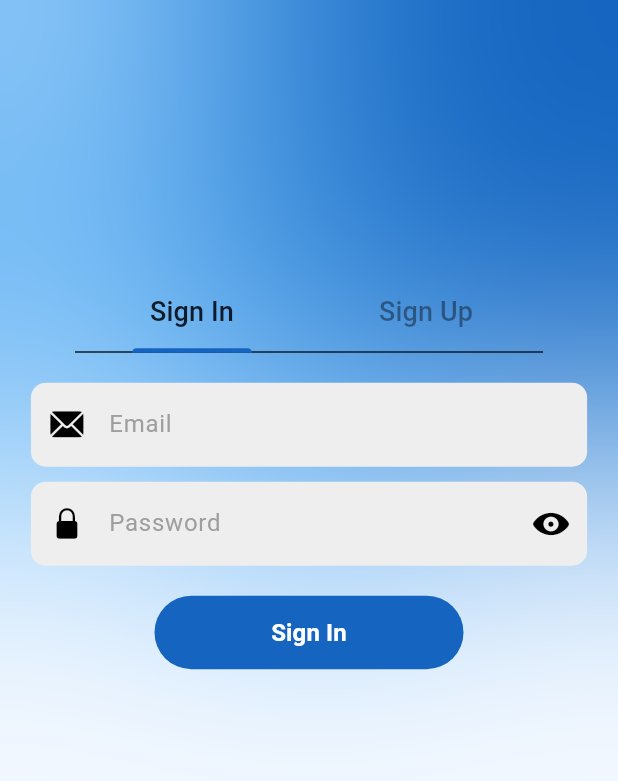
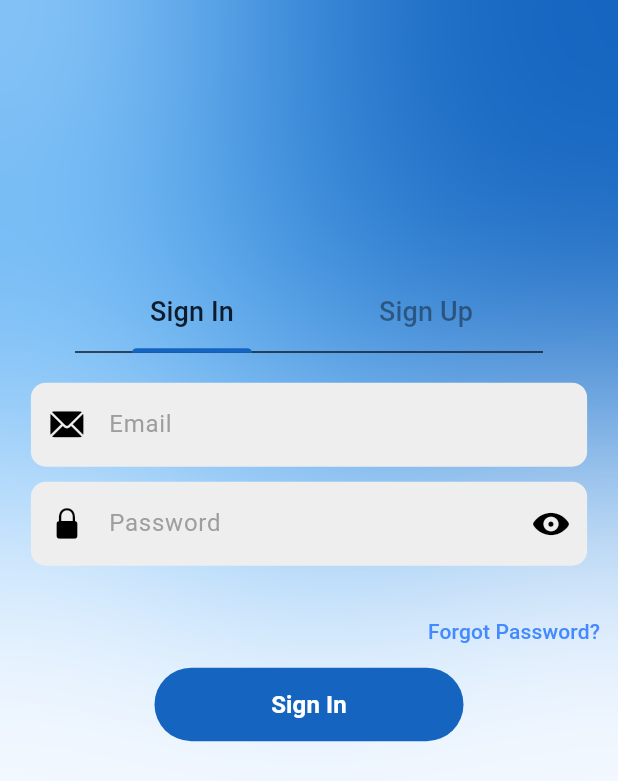
Before and after one commit to ducmanh14/BaiTapLon, a Flutter app: the screen it shows after launch, on a phone screen of 412 x 824 dp. Shown: the top 781 px of the screen. Run offline on Flutter 3.47's test engine with Material 3 defaults, Android fonts, the phone set to English and light mode, and no system bars; our stand-ins replace bloc, cloud_firestore, confetti, equatable, firebase_auth, firebase_core and 3 more; accounts and stored records are empty.

Commit message:
Update: Forgot Password

```diff
--- a/lib/screens/auth/views/sign_in_screen.dart
+++ b/lib/screens/auth/views/sign_in_screen.dart
@@ -4,6 +4,8 @@ import 'package:flutter_bloc/flutter_bloc.dart';
 
 import '../../../components/my_text_field.dart';
 import '../blocs/sing_in_bloc/sign_in_bloc.dart';
+import 'forgot_password_screen.dart';
+
 
 class SignInScreen extends StatefulWidget {
   const SignInScreen({super.key});
@@ -82,6 +84,7 @@ class _SignInScreenState extends State<SignInScreen> {
                     }
                     return null;
                   },
+
                   suffixIcon: IconButton(
                     onPressed: () {
                       setState(() {
@@ -98,6 +101,27 @@ class _SignInScreenState extends State<SignInScreen> {
                 ),
               ),
               const SizedBox(height: 20),
+              // Forgot Password Button
+              Align(
+                alignment: Alignment.centerRight,
+                child: TextButton(
+                  onPressed: () {
+                    Navigator.push(
+                      context,
+                      MaterialPageRoute(builder: (context) => const ForgotPasswordScreen()),
+                    );
+                  },
+                  child: const Text(
+                    "Forgot Password?",
+                    style: TextStyle(
+                      color: Colors.blueAccent,
+                      fontSize: 14,
+                      fontWeight: FontWeight.w500,
+                    ),
+                  ),
+                ),
+              ),
+
               !signInRequired
                   ? SizedBox(
                 width: MediaQuery.of(context).size.width * 0.5,
```
Also changed, not shown: lib/screens/auth/views/forgot_password_screen.dart (added, +82 -0 lines).
